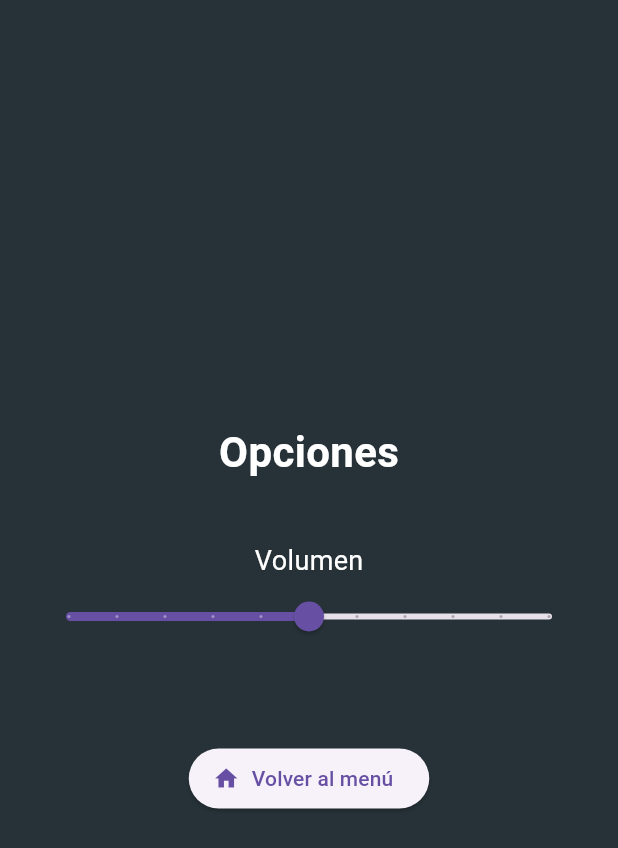
After one commit to thecorpsebutcher/Moviles_P2, a Flutter app: the screen it shows after launch, after a tap on "Opciones", on a phone screen of 412 x 824 dp. The commit adds this screen. Shown: the top 848 px of the screen. Run offline on Flutter 3.47's test engine with Material 3 defaults, Android fonts, the light colour scheme and no system bars; our stand-ins replace audioplayers, shared_preferences.

Commit message:
Menú de opciones

```diff
--- /dev/null
+++ b/juego_flutter/lib/audio_manager.dart
@@ -0,0 +1,52 @@
+import 'package:audioplayers/audioplayers.dart';
+import 'package:shared_preferences/shared_preferences.dart';
+
+class AudioManager {
+  static final AudioManager _instance = AudioManager._internal();
+  factory AudioManager() => _instance;
+  AudioManager._internal();
+
+  double _volume = 0.5;
+
+  double get volume => _volume;
+
+  Future<void> loadVolume() async {
+    final prefs = await SharedPreferences.getInstance();
+    _volume = prefs.getDouble('volume') ?? 0.5;
+  }
+
+  Future<void> setVolume(double value) async {
+    _volume = value;
+    final prefs = await SharedPreferences.getInstance();
+    await prefs.setDouble('volume', value);
+  }
+}
+
+class SoundEffect {
+  final String assetPath;
+  final List<AudioPlayer> pool = [];
+
+  SoundEffect(this.assetPath);
+
+  Future play() async {
+    AudioPlayer freePlayer = pool.firstWhere(
+      (p) => p.state != PlayerState.playing,
+      orElse: () {
+        final newPlayer = AudioPlayer();
+        pool.add(newPlayer);
+        return newPlayer;
+      },
+    );
+
+    await freePlayer.play(
+      AssetSource(assetPath),
+      volume: AudioManager().volume, // usa volumen global
+    );
+  }
+
+  void dispose() {
+    for (var p in pool) {
+      p.dispose();
+    }
+  }
+}
--- a/juego_flutter/lib/main.dart
+++ b/juego_flutter/lib/main.dart
@@ -1,7 +1,10 @@
 import 'package:flutter/material.dart';
 import 'screens/menu_screen.dart';
+import 'audio_manager.dart';
 
-void main() {
+Future<void> main() async {
+  WidgetsFlutterBinding.ensureInitialized();
+  await AudioManager().loadVolume();
   runApp(MyGameApp());
 }
 
--- a/juego_flutter/lib/screens/menu_screen.dart
+++ b/juego_flutter/lib/screens/menu_screen.dart
@@ -2,6 +2,8 @@ import 'package:flutter/material.dart';
 import 'game_screen.dart';
 import 'dart:io';
 import 'ranking_screen.dart';
+import 'optionsMenu_screen.dart';
+
 
 class MenuScreen extends StatefulWidget {
   @override
@@ -87,6 +89,19 @@ class _MenuScreenState extends State<MenuScreen> {
             ),
             SizedBox(height: 20),
 
+            //Botón opciones
+            ElevatedButton(
+              onPressed: () {
+                Navigator.push(
+                  context,
+                  MaterialPageRoute(builder: (context) => const OptionsMenuScreen()),
+                );
+              },
+              child: const Text('Opciones'),
+            ),
+
+            const SizedBox(height: 20),
+
             // Botón salir
             ElevatedButton(
               onPressed: () => exit(0),
--- /dev/null
+++ b/juego_flutter/lib/screens/optionsMenu_screen.dart
@@ -0,0 +1,81 @@
+import 'package:flutter/material.dart';
+import '../audio_manager.dart';
+import 'menu_screen.dart';
+
+class OptionsMenuScreen extends StatefulWidget {
+  final VoidCallback? onResume;   // callback para reanudar el juego
+  final bool fromGame;            // indica si viene desde GameScreen
+
+  const OptionsMenuScreen({Key? key, this.onResume, this.fromGame = false}) : super(key: key);
+
+  @override
+  State<OptionsMenuScreen> createState() => _OptionsMenuScreenState();
+}
+
+class _OptionsMenuScreenState extends State<OptionsMenuScreen> {
+  double _volume = AudioManager().volume;
+
+  @override
+  Widget build(BuildContext context) {
+    return Scaffold(
+      backgroundColor: Colors.blueGrey[900],
+      body: Center(
+        child: Padding(
+          padding: const EdgeInsets.all(20),
+          child: Column(
+            mainAxisAlignment: MainAxisAlignment.center,
+            children: [
+              const Text(
+                'Opciones',
+                style: TextStyle(
+                  fontSize: 28,
+                  fontWeight: FontWeight.bold,
+                  color: Colors.white,
+                ),
+              ),
+              const SizedBox(height: 40),
+
+              const Text('Volumen', style: TextStyle(fontSize: 18, color: Colors.white)),
+              Slider(
+                value: _volume,
+                min: 0,
+                max: 1,
+                divisions: 10,
+                label: (_volume * 100).round().toString(),
+                onChanged: (value) {
+                  setState(() {
+                    _volume = value;
+                    AudioManager().setVolume(value);
+                  });
+                },
+              ),
+              const SizedBox(height: 40),
+
+              // Solo mostrar si viene desde GameScreen
+              if (widget.fromGame)
+                ElevatedButton(
+                  onPressed: () {
+                    Navigator.pop(context); // cerrar menú
+                    if (widget.onResume != null) widget.onResume!();
+                  },
+                  child: const Text('Seguir jugando'),
+                ),
+
+              const SizedBox(height: 20),
+              ElevatedButton.icon(
+                onPressed: () {
+                  Navigator.push(
+                    context,
+                    MaterialPageRoute(builder: (context) => MenuScreen()),
+                  );
+                },
+                icon: const Icon(Icons.home),
+                label: const Text('Volver al menú'),
+              ),
+            ],
+          ),
+        ),
+      ),
+    );
+  }
+}
```
Also changed, not shown: juego_flutter/lib/countdown_overlay.dart (added, +57 -0 lines), juego_flutter/lib/screens/game_screen.dart (+65 -55 lines).
